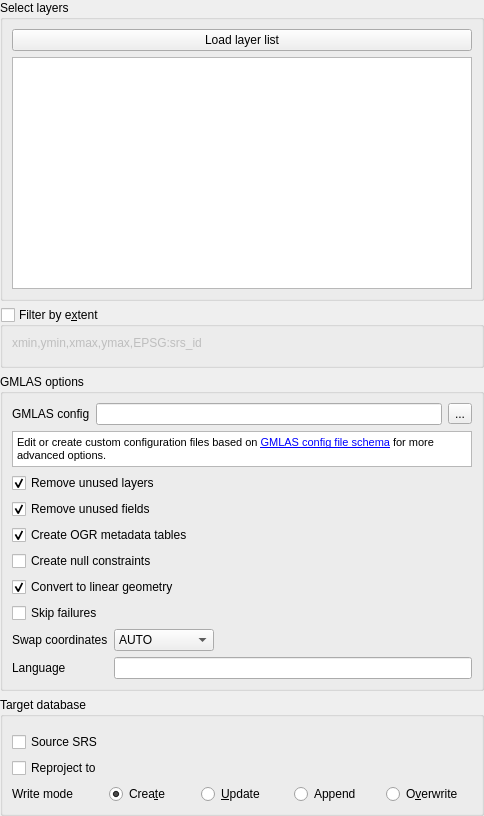
Old version of the form gml_application_schema_toolbox/ui/import_gmlas_panel.ui in the repository BRGM/gml_application_schema_toolbox.
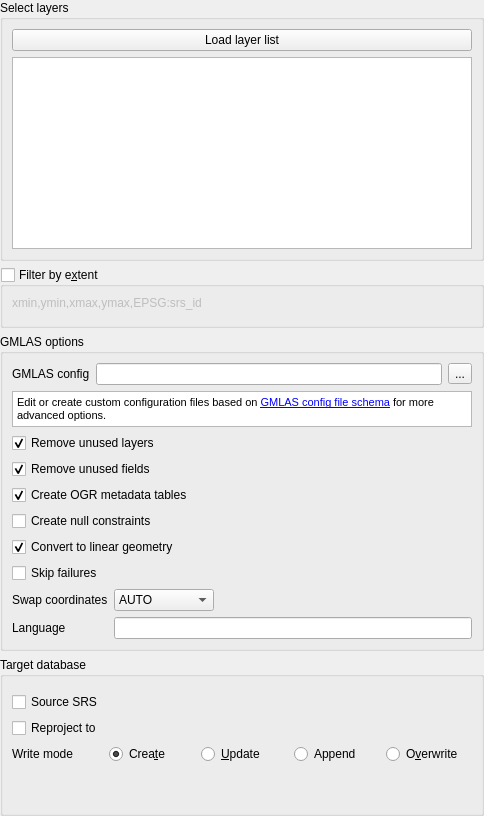
New version of the form. Custom widgets are drawn as their Qt base class.

Commit message: Add vertical spacers

```diff
--- a/gml_application_schema_toolbox/ui/import_gmlas_panel.ui
+++ b/gml_application_schema_toolbox/ui/import_gmlas_panel.ui
@@ -420,6 +420,19 @@
         </item>
        </layout>
       </item>
+      <item>
+       <spacer name="verticalSpacer">
+        <property name="orientation">
+         <enum>Qt::Vertical</enum>
+        </property>
+        <property name="sizeHint" stdset="0">
+         <size>
+          <width>20</width>
+          <height>40</height>
+         </size>
+        </property>
+       </spacer>
+      </item>
      </layout>
     </widget>
    </item>
```
The commit also changes 2 other files.
